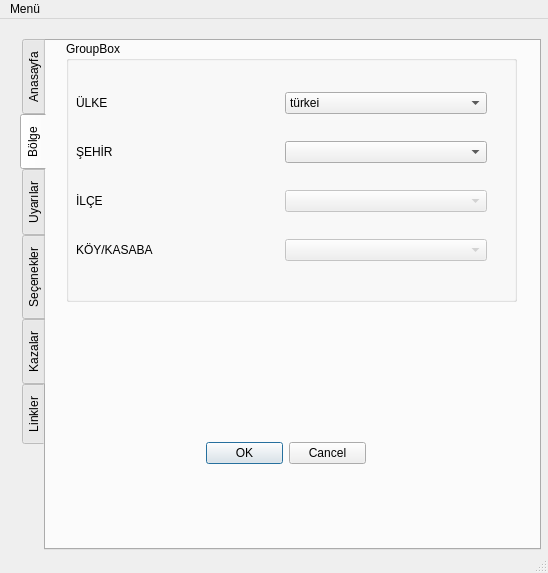
This is mine/gui/ui_pynamaz.ui in mustafairan/pynamaz as Qt 5 draws it before an edit. The edited form follows.
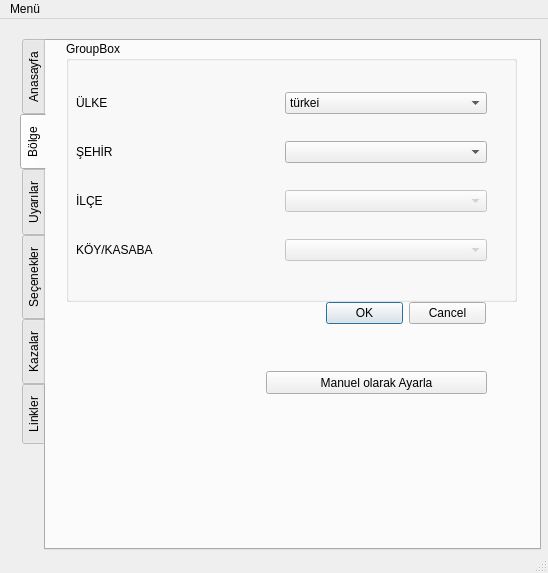
This is the edited form. The open tabs and pages were chosen to show the change.

```diff
--- a/mine/gui/ui_pynamaz.ui
+++ b/mine/gui/ui_pynamaz.ui
@@ -715,8 +715,8 @@
         <widget class="QDialogButtonBox" name="buttonBox_2">
          <property name="geometry">
           <rect>
-           <x>160</x>
-           <y>400</y>
+           <x>280</x>
+           <y>260</y>
            <width>160</width>
            <height>25</height>
           </rect>
@@ -725,6 +725,19 @@
           <set>QDialogButtonBox::Cancel|QDialogButtonBox::Ok</set>
          </property>
         </widget>
+        <widget class="QPushButton" name="pushButtonSetTimesManuelly">
+         <property name="geometry">
+          <rect>
+           <x>220</x>
+           <y>330</y>
+           <width>221</width>
+           <height>23</height>
+          </rect>
+         </property>
+         <property name="text">
+          <string>Manuel olarak Ayarla</string>
+         </property>
+        </widget>
        </widget>
        <widget class="QWidget" name="tab_3">
         <attribute name="title">
```
Left out of the diff: 16 changed lines with no effect on the pictures.
